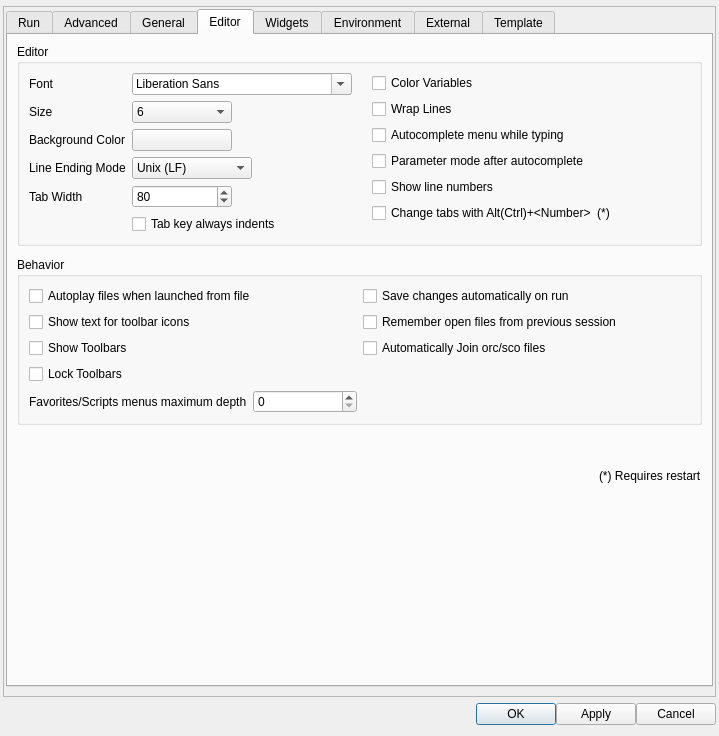
Above: src/configdialog.ui from CsoundQt/CsoundQt before the change. Below: the same form after it.
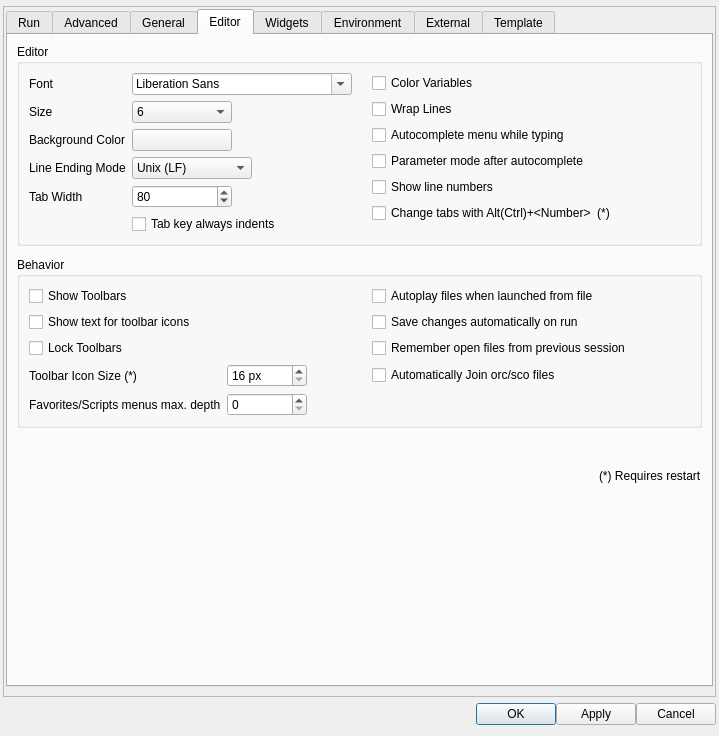
That is the form after the change. The open tabs and pages were chosen to show the change.

Commit message: * Spectrogram's grid now more flexible. Preset to ticks every 1000Hz, but   this could be changed. Reacts also to the sr * Graph for tables optimized for big tables (soundfiles), now detects the   actual size of the graph and does not draw points which would otherwise   not be displayed * Toolbar can change icon size

The edit to the form file:
```diff
--- a/src/configdialog.ui
+++ b/src/configdialog.ui
@@ -1706,14 +1706,24 @@
               <string>Behavior</string>
              </property>
              <layout class="QGridLayout" name="gridLayout_24">
-              <item row="3" column="1">
-               <widget class="QCheckBox" name="rememberFileCheckBox">
+              <item row="6" column="0">
+               <widget class="QLabel" name="toolbarIconSizeLabel">
                 <property name="text">
-                 <string>Remember open files from previous session</string>
+                 <string>Toolbar Icon Size (*)</string>
                 </property>
                </widget>
               </item>
-              <item row="0" column="1">
+              <item row="10" column="1">
+               <widget class="QSpinBox" name="menusDepthSpinBox"/>
+              </item>
+              <item row="6" column="3">
+               <widget class="QCheckBox" name="autoJoinCheckBox">
+                <property name="text">
+                 <string>Automatically Join orc/sco files</string>
+                </property>
+               </widget>
+              </item>
+              <item row="3" column="3">
                <widget class="QCheckBox" name="saveChangesCheckBox">
                 <property name="enabled">
                  <bool>true</bool>
@@ -1723,28 +1733,50 @@
                 </property>
                </widget>
               </item>
+              <item row="0" column="3">
+               <widget class="QCheckBox" name="autoplayCheckBox">
+                <property name="enabled">
+                 <bool>true</bool>
+                </property>
+                <property name="text">
+                 <string>Autoplay files when launched from file</string>
+                </property>
+               </widget>
+              </item>
+              <item row="4" column="3">
+               <widget class="QCheckBox" name="rememberFileCheckBox">
+                <property name="text">
+                 <string>Remember open files from previous session</string>
+                </property>
+               </widget>
+              </item>
+              <item row="6" column="2">
+               <spacer name="horizontalSpacer_13">
+                <property name="orientation">
+                 <enum>Qt::Horizontal</enum>
+                </property>
+                <property name="sizeHint" stdset="0">
+                 <size>
+                  <width>40</width>
+                  <height>20</height>
+                 </size>
+                </property>
+               </spacer>
+              </item>
+              <item row="0" column="4">
+               <spacer name="horizontalSpacer_15">
+                <property name="orientation">
+                 <enum>Qt::Horizontal</enum>
+                </property>
+                <property name="sizeHint" stdset="0">
+                 <size>
+                  <width>40</width>
+                  <height>20</height>
+                 </size>
+                </property>
+               </spacer>
+              </item>
               <item row="4" column="0">
-               <widget class="QCheckBox" name="toolbarCheckBox">
-                <property name="text">
-                 <string>Show Toolbars</string>
-                </property>
-               </widget>
-              </item>
-              <item row="7" column="0">
-               <layout class="QHBoxLayout" name="horizontalLayout_8">
-                <item>
-                 <widget class="QLabel" name="label_35">
-                  <property name="text">
-                   <string>Favorites/Scripts menus maximum depth</string>
-                  </property>
-                 </widget>
-                </item>
-                <item>
-                 <widget class="QSpinBox" name="menusDepthSpinBox"/>
-                </item>
-               </layout>
-              </item>
-              <item row="5" column="0">
                <widget class="QCheckBox" name="lockToolbarCheckBox">
                 <property name="toolTip">
                  <string>Lock the toolbars in place, remove handle</string>
@@ -1757,6 +1789,35 @@
                 </property>
                </widget>
               </item>
+              <item row="10" column="0">
+               <widget class="QLabel" name="label_35">
+                <property name="text">
+                 <string>Favorites/Scripts menus max. depth</string>
+                </property>
+               </widget>
+              </item>
+              <item row="6" column="1">
+               <widget class="QSpinBox" name="toolbarIconSizeSpinBox">
+                <property name="minimumSize">
+                 <size>
+                  <width>80</width>
+                  <height>0</height>
+                 </size>
+                </property>
+                <property name="suffix">
+                 <string> px</string>
+                </property>
+                <property name="prefix">
+                 <string/>
+                </property>
+                <property name="minimum">
+                 <number>16</number>
+                </property>
+                <property name="maximum">
+                 <number>48</number>
+                </property>
+               </widget>
+              </item>
               <item row="3" column="0">
                <widget class="QCheckBox" name="iconTextCheckBox">
                 <property name="text">
@@ -1765,19 +1826,9 @@
                </widget>
               </item>
               <item row="0" column="0">
-               <widget class="QCheckBox" name="autoplayCheckBox">
-                <property name="enabled">
-                 <bool>true</bool>
-                </property>
+               <widget class="QCheckBox" name="toolbarCheckBox">
                 <property name="text">
-                 <string>Autoplay files when launched from file</string>
-                </property>
-               </widget>
-              </item>
-              <item row="4" column="1">
-               <widget class="QCheckBox" name="autoJoinCheckBox">
-                <property name="text">
-                 <string>Automatically Join orc/sco files</string>
+                 <string>Show Toolbars</string>
                 </property>
                </widget>
               </item>
```
Left out of the diff: 52 changed lines with no effect on the pictures. The commit also changes 9 other files.
